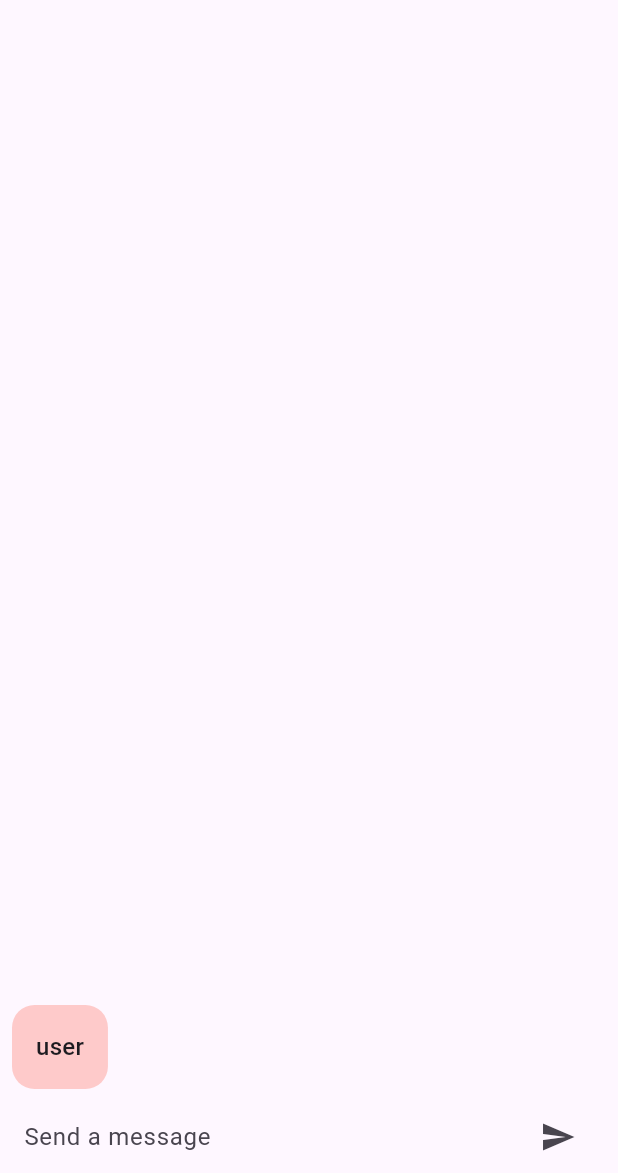
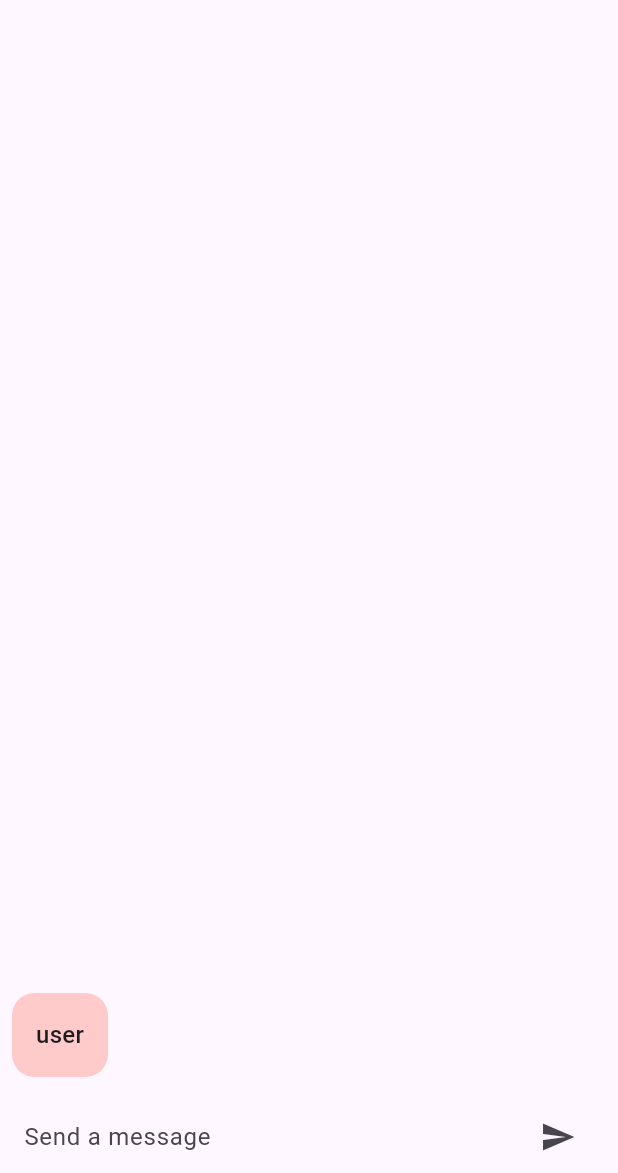
Before and after one commit to AbhishekMankame/chat_gpt_mobile_app, a Flutter app: the screen it shows after launch, after a tap on the "send" icon, on a phone screen of 412 x 824 dp, the part 63-1236 px from its top. Run offline on Flutter 3.47's test engine with Material 2 defaults, Android fonts, the phone set to English and light mode, and no system bars; our stand-ins replace velocity_x; missing offline and left inert: chat_gpt_sdk.

Commit message:
vertical_and_horizontal_padding

```diff
--- a/lib/chatmessage.dart
+++ b/lib/chatmessage.dart
@@ -26,9 +26,9 @@ class ChatMessage extends StatelessWidget {
             .alignCenter
             .makeCentered(),
         Expanded(
-          child: text.trim().text.bodyText1(context).make(),
+          child: text.trim().text.bodyText1(context).make().px8(),
         ),
       ],
-    );
+    ).py8();
   }
 }
```
